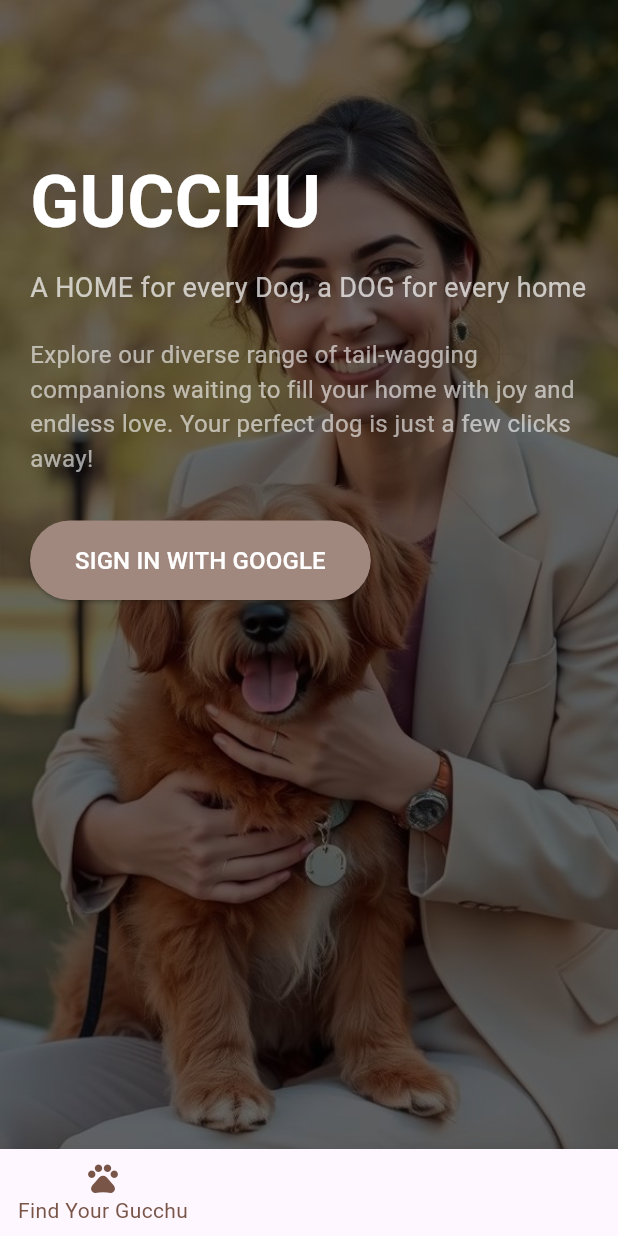
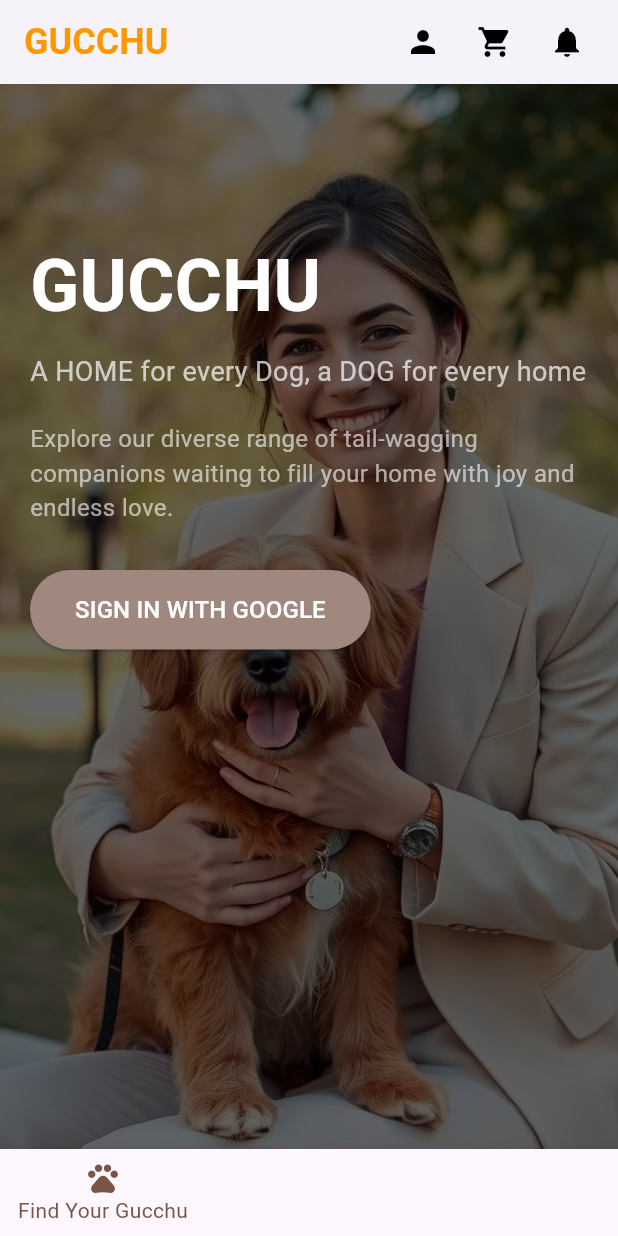
Before and after one commit to Priya-1305/gucchu, a Flutter app: the screen it shows after launch, on a phone screen of 412 x 824 dp. Run offline on Flutter 3.47's test engine with Material 3 defaults, Android fonts, the phone set to English and light mode, and no system bars; our stand-ins replace firebase_core, google_sign_in, lottie; accounts and stored records are empty.

```diff
--- a/lib/Dashboard/Find_your_gucchu.dart
+++ b/lib/Dashboard/Find_your_gucchu.dart
@@ -5,20 +5,61 @@ class GucchuApp extends StatelessWidget {
   @override
   Widget build(BuildContext context) {
     return Scaffold(
+      appBar: AppBar(
+        backgroundColor: Colors.white,
+        elevation: 2,
+        title: Row(
+          children: [
+            Text(
+              'GUCCHU',
+              style: TextStyle(
+                color: Colors.orange,
+                fontSize: 24,
+                fontWeight: FontWeight.bold,
+              ),
+            ),
+          ],
+        ),
+        actions: [
+          SizedBox(width: 10),
+          IconButton(
+            icon: Icon(Icons.person, color: Colors.black),
+            onPressed: () {
+              // Handle profile click
+            },
+          ),
+          IconButton(
+            icon: Icon(Icons.shopping_cart, color: Colors.black),
+            onPressed: () {
+              // Handle cart click
+            },
+          ),
+          IconButton(
+            icon: Icon(Icons.notifications, color: Colors.black),
+            onPressed: () {
+              // Handle notifications
+            },
+          ),
+          SizedBox(width: 10),
+        ],
+      ),
       body: Stack(
         children: [
+          // Background Image
           Positioned.fill(
             child: Image.asset(
               'assets/pets.jpg', // Replace with your background image
-              fit: BoxFit.cover,
+              fit: BoxFit.cover, // Ensures the image covers the entire screen
               alignment: Alignment.center,
             ),
           ),
+          // Overlay to darken the image
           Positioned.fill(
             child: Container(
               color: Colors.black.withOpacity(0.6), // Semi-transparent overlay
             ),
           ),
+          // Main Content
           SingleChildScrollView(
             child: Column(
               crossAxisAlignment: CrossAxisAlignment.start,
@@ -47,7 +88,7 @@ class GucchuApp extends StatelessWidget {
                       ),
                       SizedBox(height: 20),
                       Text(
-                        'Explore our diverse range of tail-wagging companions waiting to fill your home with joy and endless love. Your perfect dog is just a few clicks away!',
+                        'Explore our diverse range of tail-wagging companions waiting to fill your home with joy and endless love.',
                         style: TextStyle(
                           fontSize: 16,
                           color: Colors.white60,
@@ -86,7 +127,6 @@ class GucchuApp extends StatelessWidget {
     );
   }
 
-  // Google Sign-In function
   Future<void> _signInWithGoogle() async {
     final GoogleSignIn googleSignIn = GoogleSignIn();
 
@@ -99,11 +139,10 @@ class GucchuApp extends StatelessWidget {
       final GoogleSignInAuthentication googleAuth =
           await googleUser.authentication;
 
-      // Here you can get the access token and id token
+      // You can now send these tokens to your backend server for verification
       final String? accessToken = googleAuth.accessToken;
       final String? idToken = googleAuth.idToken;
 
-      // You can now send these tokens to your backend server for verification
       print('Access Token: $accessToken');
       print('ID Token: $idToken');
     } catch (error) {
--- a/lib/Dashboard/navigation_bar.dart
+++ b/lib/Dashboard/navigation_bar.dart
@@ -1,6 +1,6 @@
 import 'package:flutter/material.dart';
 import 'Find_your_gucchu.dart'; // Import the GucchuApp page
-import 'E-commerce.dart';
+import 'E-commerce.dart'; // Import the E-Commerce page
 
 class Navigation_bar extends StatelessWidget {
   @override
@@ -24,10 +24,9 @@ class _HomeScreenState extends State<HomeScreen> {
 
   // Pages corresponding to the sections
   final List<Widget> _pages = [
-    GucchuApp(), // First page now properly linked to GucchuApp
-    Center(child: Text('Vets and Care')),
-    ECommercePage(), // Placeholder for the Vets and Care page
-    // Placeholder for the Food and Accessories page
+    GucchuApp(), // Find Your Gucchu Page
+    Center(child: Text('Vets and Care')), // Placeholder for Vets and Care
+    EcommercePage(), // E-Commerce Page for Food and Accessories
     Center(child: Text('Community')), // Placeholder for the Community page
   ];
 
--- a/pubspec.yaml
+++ b/pubspec.yaml
@@ -79,6 +79,7 @@ flutter:
   - assets/Dog.jpeg
   - assets/pets.jpg
   - assets/pet.jpeg
+  - assets/toy.png
 
 
   # An image asset can refer to one or more resolution-specific "variants", see
```
Also changed, not shown: lib/Dashboard/E-commerce.dart (+57 -108 lines), assets/toy.png (added).
